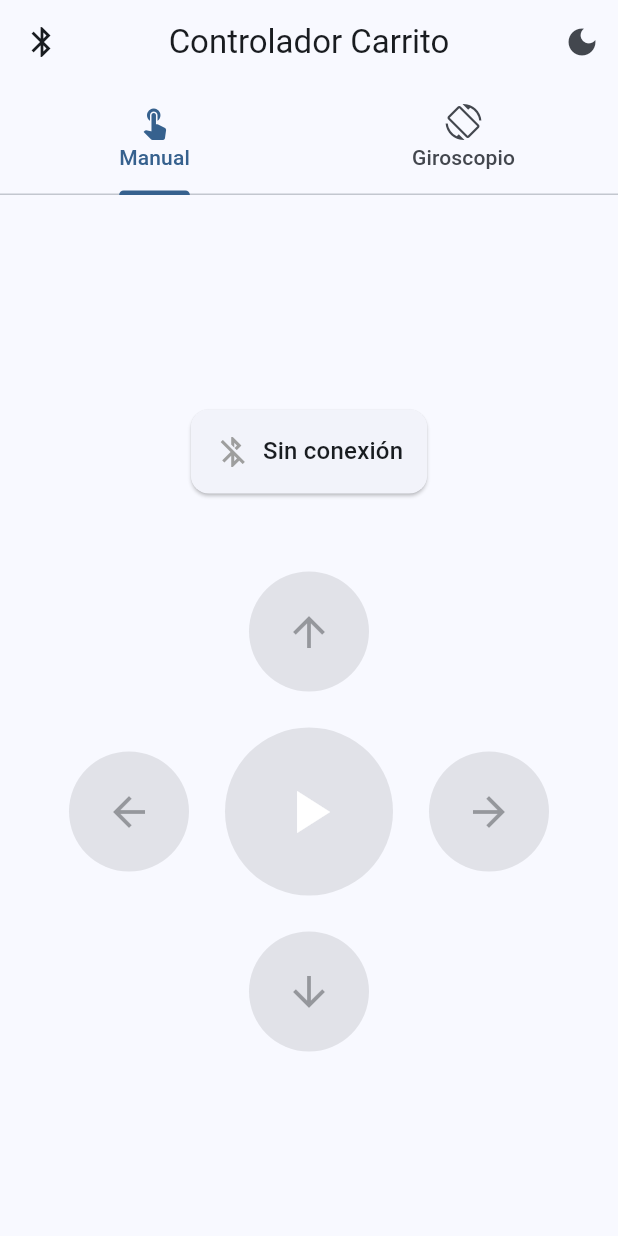
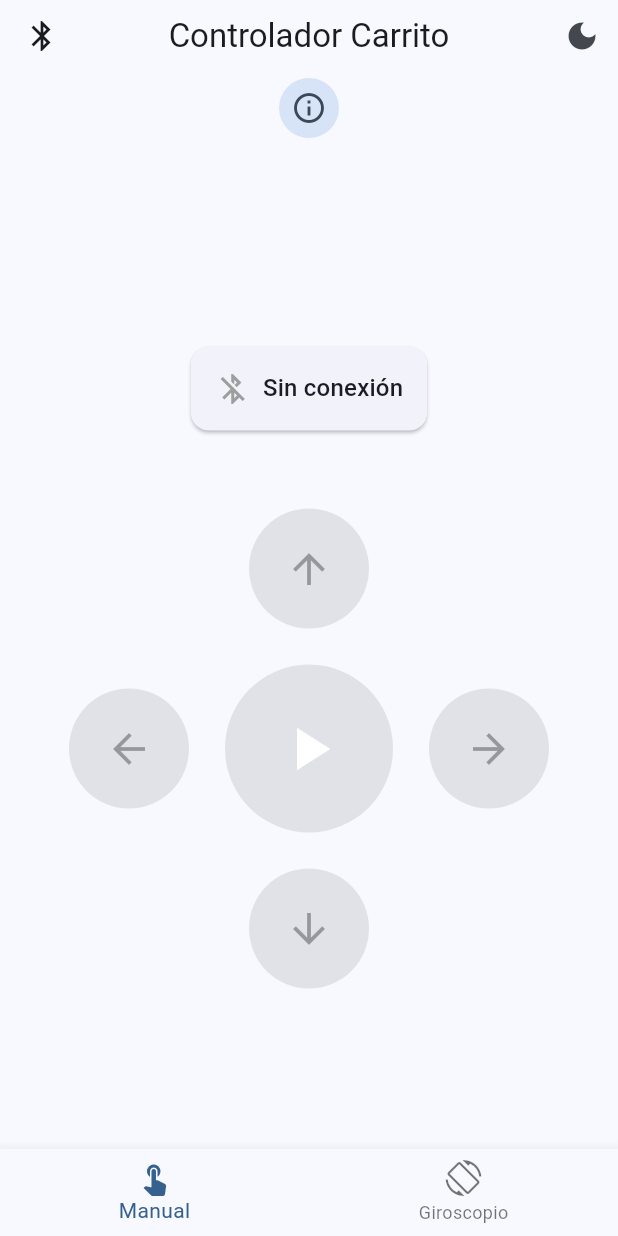
Before and after one commit to SalatielMG/Mobile-Car, a Flutter app: the screen it shows after launch, on a phone screen of 412 x 824 dp. Run offline on Flutter 3.47's test engine with Material 3 defaults, Android fonts, the phone set to English and light mode, and no system bars; our stand-ins replace flutter_bluetooth_serial, flutter_dotenv, permission_handler, sensors_plus.

Commit message:
refactor: add app info

```diff
--- /dev/null
+++ b/devtools_options.yaml
@@ -0,0 +1,3 @@
+description: This file stores settings for Dart & Flutter DevTools.
+documentation: https://docs.flutter.dev/tools/devtools/extensions#configure-extension-enablement-states
+extensions:
--- a/lib/main.dart
+++ b/lib/main.dart
@@ -1,9 +1,11 @@
 import 'package:flutter/material.dart';
 import 'package:provider/provider.dart';
+import 'package:flutter_dotenv/flutter_dotenv.dart';
 import 'providers/app_provider.dart';
 import 'screens/home_screen.dart';
 
-void main() {
+Future<void> main() async {
+  await dotenv.load(fileName: ".env");
   runApp(
     ChangeNotifierProvider(
       create: (_) => AppProvider(),
--- a/lib/screens/home_screen.dart
+++ b/lib/screens/home_screen.dart
@@ -4,16 +4,62 @@ import '../providers/app_provider.dart';
 import '../widgets/bluetooth_devices_modal.dart';
 import '../widgets/navigation_controls.dart';
 import '../widgets/gyroscope_controls.dart';
+import '../widgets/info_modal.dart';
 
 /// Pantalla principal de la aplicación
-class HomeScreen extends StatelessWidget {
+class HomeScreen extends StatefulWidget {
   const HomeScreen({super.key});
 
   @override
+  State<HomeScreen> createState() => _HomeScreenState();
+}
+
+class _HomeScreenState extends State<HomeScreen> {
+  int _selectedIndex = 0;
+
+  static const List<Widget> _widgetOptions = <Widget>[
+    // Tab Manual
+    Center(
+      child: Column(
+        mainAxisAlignment: MainAxisAlignment.center,
+        children: [
+          _ConnectionStatus(),
+          SizedBox(height: 32),
+          NavigationControls(),
+        ],
+      ),
+    ),
+    // Tab Giroscopio
+    Center(
+      child: Column(
+        mainAxisAlignment: MainAxisAlignment.center,
+        children: [
+          _ConnectionStatus(),
+          SizedBox(height: 32),
+          GyroscopeControls(),
+        ],
+      ),
+    ),
+  ];
+
+  void _onItemTapped(int index) {
+    setState(() {
+      _selectedIndex = index;
+    });
+  }
+
+  void _showInfoModal(BuildContext context) {
+    showDialog(
+      context: context,
+      builder: (BuildContext context) {
+        return const InfoModal();
+      },
+    );
+  }
+
+  @override
   Widget build(BuildContext context) {
-    return DefaultTabController(
-      length: 2,
-      child: Scaffold(
+    return Scaffold(
       appBar: AppBar(
         title: const Text('Controlador Carrito'),
         centerTitle: true,
@@ -42,39 +88,33 @@ class HomeScreen extends StatelessWidget {
             },
           ),
         ],
-          bottom: const TabBar(
-            tabs: [
-              Tab(text: 'Manual', icon: Icon(Icons.touch_app)),
-              Tab(text: 'Giroscopio', icon: Icon(Icons.screen_rotation)),
-            ],
+        bottom: PreferredSize(
+          preferredSize: const Size.fromHeight(48.0),
+          child: Padding(
+            padding: const EdgeInsets.only(bottom: 8.0),
+            child: IconButton.filledTonal(
+              onPressed: () => _showInfoModal(context),
+              icon: const Icon(Icons.info_outline),
+              tooltip: 'Información',
             ),
           ),
-        body: TabBarView(
-          children: [
-            // Tab Manual
-            Center(
-              child: Column(
-                mainAxisAlignment: MainAxisAlignment.center,
-                children: [
-                  const _ConnectionStatus(),
-                  const SizedBox(height: 32),
-                  const NavigationControls(),
-                ],
         ),
       ),
-            // Tab Giroscopio
-            Center(
-              child: Column(
-                mainAxisAlignment: MainAxisAlignment.center,
-                children: [
-                  const _ConnectionStatus(),
-                  const SizedBox(height: 32),
-                  const GyroscopeControls(),
-                ],
+      body: _widgetOptions.elementAt(_selectedIndex),
+      bottomNavigationBar: BottomNavigationBar(
+        items: const <BottomNavigationBarItem>[
+          BottomNavigationBarItem(
+            icon: Icon(Icons.touch_app),
+            label: 'Manual',
           ),
+          BottomNavigationBarItem(
+            icon: Icon(Icons.screen_rotation),
+            label: 'Giroscopio',
           ),
         ],
-        ),
+        currentIndex: _selectedIndex,
+        selectedItemColor: Theme.of(context).colorScheme.primary,
+        onTap: _onItemTapped,
       ),
     );
   }
```
Also changed, not shown: lib/widgets/info_modal.dart (added, +173 -0 lines), pubspec.yaml (+7 -4 lines), pubspec.lock, 1 other file. Lines whose indentation alone changed are shown as unchanged.
